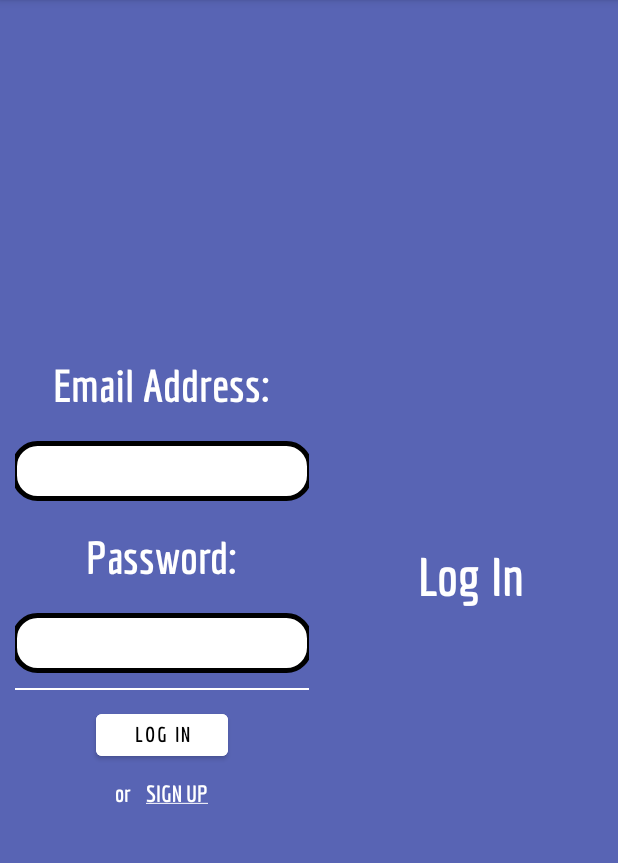
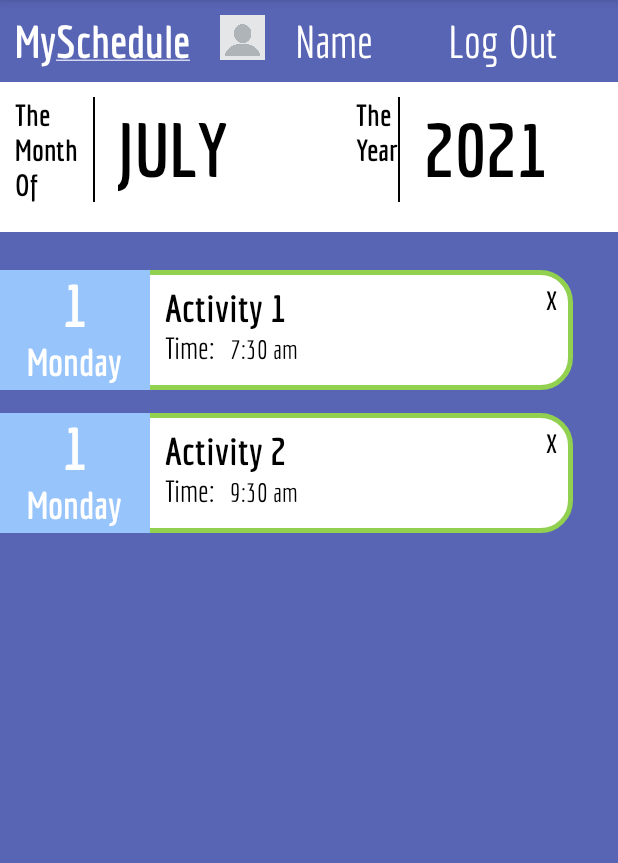
Before and after one commit to RobertJosephB/MOBDEVE, an Android app: the screen it shows after launch (LogIn before the commit, Events_DaySpecific after it), on a phone screen of 412 x 824 dp, the part 84-947 px from its top. Run offline under Robolectric (Android 15) with nearby library versions, the phone set to English and light mode, and no system bars.

Commit message:
Event-RecyclerView (Day Specific)
This is for viewing the events in a specific day.

```diff
--- a/MC02/app/build.gradle
+++ b/MC02/app/build.gradle
@@ -36,6 +36,8 @@ dependencies {
     implementation 'androidx.appcompat:appcompat:1.3.1'
     implementation 'com.google.android.material:material:1.4.0'
     implementation 'androidx.constraintlayout:constraintlayout:2.1.0'
+    implementation 'androidx.navigation:navigation-fragment:2.3.5'
+    implementation 'androidx.navigation:navigation-ui:2.3.5'
     testImplementation 'junit:junit:4.+'
     androidTestImplementation 'androidx.test.ext:junit:1.1.3'
     androidTestImplementation 'androidx.test.espresso:espresso-core:3.4.0'
--- a/MC02/app/src/main/java/ph/edu/dlsu/mobdeve/s17/brillantes/robert/mc02/DatePicker.java
+++ b/MC02/app/src/main/java/ph/edu/dlsu/mobdeve/s17/brillantes/robert/mc02/DatePicker.java
@@ -5,9 +5,11 @@ import android.app.Dialog;
 import android.os.Bundle;
 import android.widget.DatePicker;
 
+import androidx.fragment.app.DialogFragment;
+
 import java.util.Calendar;
 
-public static class DatePickerFragment extends DialogFragment
+class DatePickerFragment extends DialogFragment
         implements DatePickerDialog.OnDateSetListener {
 
     @Override
--- /dev/null
+++ b/MC02/app/src/main/java/ph/edu/dlsu/mobdeve/s17/brillantes/robert/mc02/Events_DaySpecific.java
@@ -0,0 +1,57 @@
+package ph.edu.dlsu.mobdeve.s17.brillantes.robert.mc02;
+
+import android.os.Bundle;
+
+import androidx.appcompat.app.AppCompatActivity;
+import androidx.recyclerview.widget.LinearLayoutManager;
+
+import java.util.ArrayList;
+
+import ph.edu.dlsu.mobdeve.s17.brillantes.robert.mc02.adapters.EventAdapter;
+import ph.edu.dlsu.mobdeve.s17.brillantes.robert.mc02.databinding.ActivityEventsDayspecificBinding;
+import ph.edu.dlsu.mobdeve.s17.brillantes.robert.mc02.models.EventModel;
+
+public class Events_DaySpecific extends AppCompatActivity {
+
+    private ActivityEventsDayspecificBinding binding;
+    private ArrayList<EventModel> eventList;
+    private EventAdapter eventAdapter;
+
+    @Override
+    protected void onCreate(Bundle savedInstanceState) {
+        super.onCreate(savedInstanceState);
+        binding = ActivityEventsDayspecificBinding.inflate(getLayoutInflater());
+        setContentView(binding.getRoot());
+
+        // dummy data
+        init();
+
+        eventAdapter = new EventAdapter(getApplicationContext(), eventList);
+        binding.rvEventList.setLayoutManager(new LinearLayoutManager(getApplicationContext()));
+        binding.rvEventList.setAdapter(eventAdapter);
+    }
+
+    private void init() {
+        eventList = new ArrayList<>();
+
+        eventList.add(new EventModel(
+                "1",
+                "Monday",
+                "Activity 1",
+                "7:30 am",
+                "This is Activity 1",
+                "Email",
+                "15 minutes before"
+        ));
+
+        eventList.add(new EventModel(
+                "1",
+                "Monday",
+                "Activity 2",
+                "9:30 am",
+                "This is Activity 2",
+                "Alarm",
+                "15 minutes before"
+        ));
+    }
+}
--- /dev/null
+++ b/MC02/app/src/main/java/ph/edu/dlsu/mobdeve/s17/brillantes/robert/mc02/adapters/EventAdapter.java
@@ -0,0 +1,77 @@
+package ph.edu.dlsu.mobdeve.s17.brillantes.robert.mc02.adapters;
+
+import android.content.Context;
+import android.view.LayoutInflater;
+import android.view.View;
+import android.view.ViewGroup;
+import android.widget.LinearLayout;
+import android.widget.TextView;
+import android.widget.Toast;
+
+import androidx.recyclerview.widget.RecyclerView;
+
+import java.util.ArrayList;
+
+import ph.edu.dlsu.mobdeve.s17.brillantes.robert.mc02.R;
+import ph.edu.dlsu.mobdeve.s17.brillantes.robert.mc02.models.EventModel;
+
+public class EventAdapter
+                extends RecyclerView.Adapter<EventAdapter.EventViewHolder> {
+
+    private ArrayList<EventModel> eventList;
+    private Context context;
+
+    public EventAdapter(Context context, ArrayList<EventModel> eventList) {
+        this.context = context;
+        this.eventList = eventList;
+    }
+
+    @Override
+    public int getItemCount() {
+        return eventList.size();
+    }
+
+    @Override
+    public EventAdapter.EventViewHolder onCreateViewHolder(ViewGroup parent, int viewType) {
+        View view = LayoutInflater.from(parent.getContext()).inflate(R.layout.item_event_dayspecific, parent, false);
+
+        EventViewHolder eventViewHolder = new EventViewHolder(view);
+
+        return eventViewHolder;
+    }
+
+    @Override
+    public void onBindViewHolder(EventAdapter.EventViewHolder holder, int position) {
+        holder.tv_dayNumber.setText(eventList.get(position).getDayNumber());
+        holder.tv_dayName.setText(eventList.get(position).getDayName());
+        holder.tv_eventTitle.setText(eventList.get(position).getEventTitle());
+        holder.tv_time.setText(eventList.get(position).getTime());
+
+        holder.ll_eventClickable.setOnClickListener( v -> {
+            Toast.makeText(context, "Specific Event Opened.", Toast.LENGTH_SHORT).show();
+        });
+
+        holder.tv_delete.setOnClickListener( v -> {
+            Toast.makeText(context, "Delete attempted.", Toast.LENGTH_SHORT).show();
+        });
+    }
+
+    protected class EventViewHolder extends RecyclerView.ViewHolder{
+        TextView tv_dayNumber;
+        TextView tv_dayName;
+        TextView tv_eventTitle;
+        TextView tv_time;
+        TextView tv_delete;
+        LinearLayout ll_eventClickable;
+
+        public EventViewHolder(View view) {
+            super(view);
+            tv_dayNumber = view.findViewById(R.id.tv_dayNumber);
+            tv_dayName = view.findViewById(R.id.tv_dayName);
+            tv_eventTitle = view.findViewById(R.id.tv_eventTitle);
+            tv_time = view.findViewById(R.id.tv_time);
+            tv_delete = view.findViewById(R.id.tv_delete);
+            ll_eventClickable = view.findViewById(R.id.ll_eventClickable);
+        }
+    }
+}
--- /dev/null
+++ b/MC02/app/src/main/java/ph/edu/dlsu/mobdeve/s17/brillantes/robert/mc02/models/EventModel.java
@@ -0,0 +1,66 @@
+package ph.edu.dlsu.mobdeve.s17.brillantes.robert.mc02.models;
+
+public class EventModel {
+
+    private String dayNumber;
+    private String dayName;
+    private String eventTitle;
+    private String time;
+    private String details;
+    private String notificationType;
+    private String notificationTime;
+
+    public EventModel(String dayNumber, String dayName, String eventTitle, String time, String details, String notificationType, String notificationTime) {
+        this.dayNumber = dayNumber;
+        this.dayName = dayName;
+        this.eventTitle = eventTitle;
+        this.time = time;
+        this.details = details;
+        this.notificationType = notificationType;
+        this.notificationTime = notificationTime;
+    }
+
+    public String getDayNumber() { return dayNumber; }
+
+    public void setDayNumber(String dayNumber) { this.dayNumber = dayNumber; }
+
+    public String getDayName() { return dayName; }
+
+    public void setDayName(String dayName) { this.dayName = dayName; }
+
+    public String getEventTitle() {
+        return eventTitle;
+    }
+
+    public void setEventTitle(String eventTitle) {
+        this.eventTitle = eventTitle;
+    }
+
+    public String getTime() {
+        return time;
+    }
+
+    public void setTime(String time) {
+        this.time = time;
+    }
+
+    public String getDetails() {
+        return details;
+    }
+
+    public void setDetails(String details) {
+        this.details = details;
+    }
+
+    public String getNotificationType() {
+        return notificationType;
+    }
+
+    public void setNotificationType(String notificationType) { this.notificationType = notificationType; }
+
+    public String getNotificationTime() {
+        return notificationTime;
+    }
+
+    public void setNotificationTime(String notificationTime) { this.notificationTime = notificationTime; }
+}
--- /dev/null
+++ b/MC02/app/src/main/res/layout/activity_events_dayspecific.xml
@@ -0,0 +1,151 @@
+<?xml version="1.0" encoding="utf-8"?>
+<LinearLayout xmlns:android="http://schemas.android.com/apk/res/android"
+    xmlns:app="http://schemas.android.com/apk/res-auto"
+    xmlns:tools="http://schemas.android.com/tools"
+    android:layout_width="match_parent"
+    android:layout_height="match_parent"
+    tools:context=".LogIn"
+    android:background="@color/background_blue"
+    android:orientation="vertical">
+
+    <LinearLayout
+        android:layout_width="match_parent"
+        android:layout_height="wrap_content">
+
+        <TextView
+            android:layout_margin="10dp"
+            android:fontFamily="@font/economicabold"
+            android:textColor="@color/white"
+            android:layout_width="wrap_content"
+            android:layout_height="wrap_content"
+            android:textSize="30sp"
+            android:text="@string/event_view_title" />
+
+        <ImageView
+            android:layout_margin="10dp"
+            android:layout_width="30dp"
+            android:layout_height="30dp"
+            android:src="@drawable/blank_pic" />
+
+        <TextView
+            android:layout_margin="10dp"
+            android:layout_width="wrap_content"
+            android:layout_height="match_parent"
+            android:fontFamily="@font/economicaregular"
+            android:textColor="@color/white"
+            android:textSize="30sp"
+            android:text="Name"/>
+
+        <TextView
+            android:layout_marginVertical="10dp"
+            android:layout_marginStart="40dp"
+            android:layout_width="wrap_content"
+            android:layout_height="match_parent"
+            android:fontFamily="@font/economicaregular"
+            android:textColor="@color/white"
+            android:textSize="30sp"
+            android:text="Log Out"/>
+
+    </LinearLayout>
+
+    <LinearLayout
+        android:layout_width="match_parent"
+        android:layout_height="100dp"
+        android:background="@color/white">
+
+        <LinearLayout
+            android:layout_width="wrap_content"
+            android:layout_height="wrap_content"
+            android:orientation="vertical"
+            android:layout_margin="10dp">
+
+            <TextView
+                android:layout_width="wrap_content"
+                android:layout_height="wrap_content"
+                android:textSize="20sp"
+                android:textColor="@color/black"
+                android:fontFamily="@font/economicabold"
+                android:text="The"/>
+
+            <TextView
+                android:layout_width="wrap_content"
+                android:layout_height="wrap_content"
+                android:textSize="20sp"
+                android:textColor="@color/black"
+                android:fontFamily="@font/economicabold"
+                android:text="Month"/>
+
+            <TextView
+                android:layout_width="wrap_content"
+                android:layout_height="wrap_content"
+                android:textSize="20sp"
+                android:textColor="@color/black"
+                android:fontFamily="@font/economicabold"
+                android:text="Of"/>
+
+        </LinearLayout>
+
+        <View
+            android:layout_width="1.5dp"
+            android:layout_height="70dp"
+            android:background="@color/black"
+            android:layout_marginTop="10dp"/>
+
+        <TextView
+            android:layout_width="wrap_content"
+            android:layout_height="wrap_content"
+            android:textColor="@color/black"
+            android:textSize="50sp"
+            android:layout_margin="15dp"
+            android:fontFamily="@font/economicabold"
+            android:text="JULY"/>
+
+        <LinearLayout
+            android:layout_width="wrap_content"
+            android:layout_height="wrap_content"
+            android:orientation="vertical"
+            android:layout_marginTop="10dp"
+            android:layout_marginLeft="70dp">
+
+            <TextView
+                android:layout_width="wrap_content"
+                android:layout_height="wrap_content"
+                android:textSize="20sp"
+                android:textColor="@color/black"
+                android:fontFamily="@font/economicabold"
+                android:text="The"/>
+            <TextView
+                android:layout_width="wrap_content"
+                android:layout_height="wrap_content"
+                android:textSize="20sp"
+                android:textColor="@color/black"
+                android:fontFamily="@font/economicabold"
+                android:text="Year"/>
+
+        </LinearLayout>
+
+        <View
+            android:layout_width="1.5dp"
+            android:layout_height="70dp"
+            android:background="@color/black"
+            android:layout_marginTop="10dp" />
+
+        <TextView
+            android:layout_width="wrap_content"
+            android:layout_height="wrap_content"
+            android:textColor="@color/black"
+            android:textSize="50sp"
+            android:layout_margin="15dp"
+            android:fontFamily="@font/economicabold"
+            android:text="2021"/>
+
+    </LinearLayout>
+
+    <androidx.recyclerview.widget.RecyclerView
+        android:id="@+id/rv_event_list"
+        android:layout_marginTop="10dp"
+        android:layout_width="match_parent"
+        android:layout_height="wrap_content">
+    </androidx.recyclerview.widget.RecyclerView>
+
+</LinearLayout>
--- /dev/null
+++ b/MC02/app/src/main/res/layout/item_event_dayspecific.xml
@@ -0,0 +1,109 @@
+<?xml version="1.0" encoding="utf-8"?>
+<LinearLayout xmlns:android="http://schemas.android.com/apk/res/android"
+    android:layout_width="match_parent"
+    android:layout_height="80dp"
+    android:background="@drawable/event_frame"
+    android:layout_marginRight="30dp"
+    android:layout_marginTop="15dp">
+
+    <LinearLayout
+        android:layout_width="100dp"
+        android:layout_height="match_parent"
+        android:background="@color/event_blue"
+        android:gravity="center"
+        android:orientation="vertical">
+
+        <TextView
+            android:id="@+id/tv_dayNumber"
+            android:layout_width="wrap_content"
+            android:layout_height="wrap_content"
+            android:textColor="@color/white"
+            android:text="25"
+            android:fontFamily="@font/economicabold"
+            android:textSize="40sp"/>
+
+        <TextView
+            android:id="@+id/tv_dayName"
+            android:layout_width="wrap_content"
+            android:layout_height="match_parent"
+            android:textColor="@color/white"
+            android:text="Sunday"
+            android:fontFamily="@font/economicabold"
+            android:textSize="25sp"/>
+
+    </LinearLayout>
+
+    <LinearLayout
+        android:layout_width="match_parent"
+        android:layout_height="match_parent"
+        android:weightSum="10"
+        android:orientation="horizontal">
+
+        <LinearLayout
+            android:id="@+id/ll_eventClickable"
+            android:layout_weight="9"
+            android:layout_width="0dp"
+            android:layout_height="match_parent"
+            android:orientation="vertical">
+
+            <TextView
+                android:id="@+id/tv_eventTitle"
+                android:layout_marginLeft="10dp"
+                android:layout_marginRight="10dp"
+                android:layout_marginTop="10dp"
+                android:layout_width="wrap_content"
+                android:layout_height="wrap_content"
+
+                android:textColor="@color/black"
+                android:fontFamily="@font/economicabold"
+                android:textSize="25sp"
+                android:text="Activity Title"/>
+
+            <LinearLayout
+                android:layout_width="wrap_content"
+                android:layout_height="wrap_content"
+                android:orientation="horizontal">
+
+                <TextView
+                    android:layout_marginLeft="10dp"
+                    android:layout_marginRight="10dp"
+                    android:layout_width="wrap_content"
+                    android:layout_height="wrap_content"
+
+                    android:textColor="@color/black"
+                    android:fontFamily="@font/economicaregular"
+                    android:textSize="20sp"
+                    android:text="Time:"/>
+
+                <TextView
+                    android:id="@+id/tv_time"
+                    android:layout_width="wrap_content"
+                    android:layout_height="wrap_content"
+
+                    android:textColor="@color/black"
+                    android:fontFamily="@font/economicaregular"
+                    android:textSize="17sp"
+                    android:text=""/>
+
+            </LinearLayout>
+
+        </LinearLayout>
+
+        <TextView
+            android:id="@+id/tv_delete"
+            android:layout_weight="1"
+            android:layout_width="0dp"
+            android:layout_height="wrap_content"
+            android:layout_marginTop="10dp"
+
+            android:textAlignment="center"
+            android:textColor="@color/black"
+            android:fontFamily="@font/economicabold"
+            android:textSize="17sp"
+            android:text="X"/>
+
+    </LinearLayout>
+
+
+
+</LinearLayout>
--- /dev/null
+++ b/MC02/app/src/main/res/values/dimens.xml
@@ -0,0 +1,3 @@
+<resources>
+    <dimen name="fab_margin">16dp</dimen>
+</resources>
```
Also changed, not shown: MC02/app/src/main/AndroidManifest.xml (+3 -4 lines), MC02/app/src/main/res/layout/activity_single_event.xml (+81 -22 lines), MC02/app/src/main/res/navigation/nav_graph.xml (added, +28 -0 lines), MC02/app/src/main/res/values/strings.xml (+9 -0 lines), MC02/app/src/main/res/values/themes.xml (+9 -0 lines), 477 other files.
